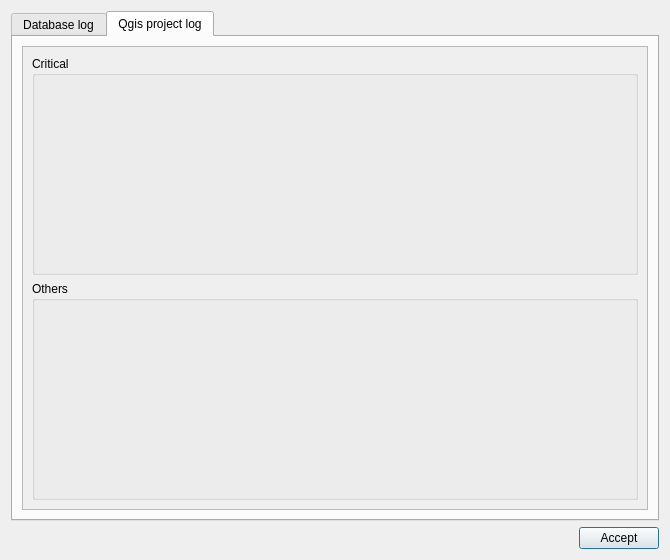
Qt form ui/audit_check_project_result.ui (Giswater/giswater_qgis_plugin) before a commit.
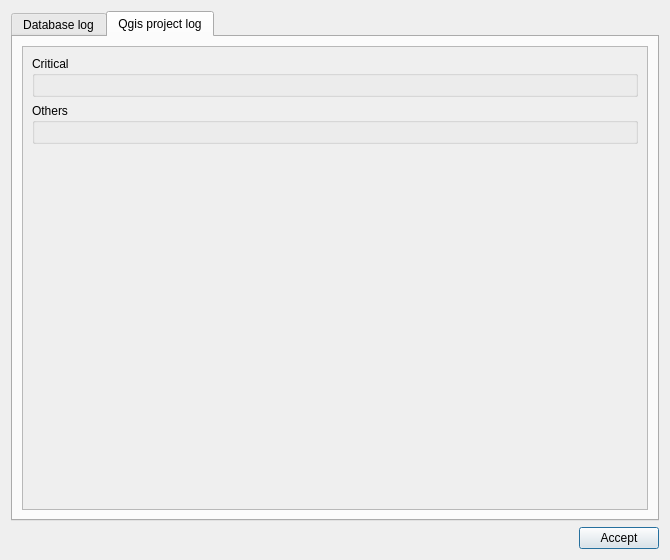
The same form after that commit. The open tabs and pages were chosen to show the change.

What changed in the file:
```diff
--- a/ui/audit_check_project_result.ui
+++ b/ui/audit_check_project_result.ui
@@ -73,6 +73,19 @@
              </layout>
             </widget>
            </item>
+           <item row="2" column="0">
+            <spacer name="verticalSpacer">
+             <property name="orientation">
+              <enum>Qt::Vertical</enum>
+             </property>
+             <property name="sizeHint" stdset="0">
+              <size>
+               <width>20</width>
+               <height>40</height>
+              </size>
+             </property>
+            </spacer>
+           </item>
           </layout>
          </widget>
         </widget>
```
Left out of the diff: 4 changed lines with no effect on the pictures.
